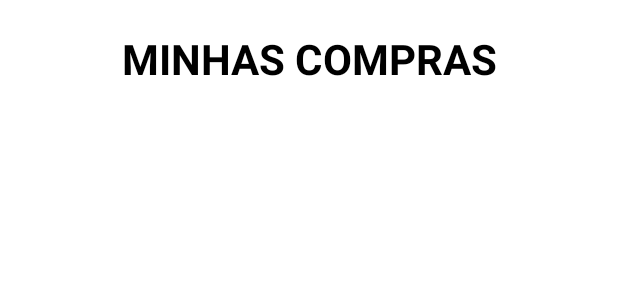
After one commit to lucasnichals/churraspetV4, an Android app: the layout activity_compras.xml on its own in the app's theme, with its tools: preview values and no code run, on a phone screen of 412 x 824 dp. The commit adds this screen. Shown: the top 300 px of the screen. Run offline under Robolectric (Android 15) with nearby library versions, the phone set to English and light mode, and no system bars.

Commit message:
Added ComprasActivity for show all records in one listview, from my database

```diff
--- a/app/src/main/AndroidManifest.xml
+++ b/app/src/main/AndroidManifest.xml
@@ -11,6 +11,9 @@
         android:supportsRtl="true"
         android:theme="@style/Theme.ChurraspetV3"
         tools:targetApi="31">
+        <activity
+            android:name=".ComprasActivity"
+            android:exported="false" />
         <activity
             android:name=".MenuActivity"
             android:exported="false" />
--- a/app/src/main/java/c/churraspetv3/UserActivity.java
+++ b/app/src/main/java/c/churraspetv3/UserActivity.java
@@ -19,11 +19,11 @@ public class UserActivity extends AppCompatActivity {
         setContentView(R.layout.activity_user);
         getSupportActionBar().hide();
         Button btn_minhas_compras = findViewById(R.id.btn_compras);
-        ListView listViewCompras = findViewById(R.id.lv_compras);
         btn_minhas_compras.setOnClickListener(new View.OnClickListener() {
             @Override
             public void onClick(View v) {
-
+                Intent intent = new Intent(UserActivity.this, ComprasActivity.class);
+                startActivity(intent);
             }
         });
     }
--- /dev/null
+++ b/app/src/main/res/layout/activity_compras.xml
@@ -0,0 +1,33 @@
+<?xml version="1.0" encoding="utf-8"?>
+<androidx.constraintlayout.widget.ConstraintLayout xmlns:android="http://schemas.android.com/apk/res/android"
+    xmlns:app="http://schemas.android.com/apk/res-auto"
+    xmlns:tools="http://schemas.android.com/tools"
+    android:layout_width="match_parent"
+    android:layout_height="match_parent"
+    tools:context=".ComprasActivity">
+
+    <TextView
+        android:id="@+id/tv_compras_tittle"
+        android:layout_width="match_parent"
+        android:layout_height="wrap_content"
+        android:text="MINHAS COMPRAS"
+        android:textSize="28sp"
+        android:gravity="center"
+        android:textColor="@color/black"
+        android:textStyle="bold"
+        app:layout_constraintStart_toStartOf="parent"
+        app:layout_constraintEnd_toEndOf="parent"
+        app:layout_constraintTop_toTopOf="parent"
+        android:layout_margin="20dp" />
+
+    <ListView
+        android:id="@+id/lv_compras"
+        android:layout_width="wrap_content"
+        android:layout_height="wrap_content"
+        app:layout_constraintTop_toBottomOf="@id/tv_compras_tittle"
+        android:layout_marginTop="20dp"
+        app:layout_constraintStart_toStartOf="parent"
+        app:layout_constraintEnd_toEndOf="parent"/>
+
+
+</androidx.constraintlayout.widget.ConstraintLayout>
```
Also changed, not shown: app/src/main/java/c/churraspetv3/AcessoBD.java (+19 -0 lines), app/src/main/java/c/churraspetv3/ComprasActivity.java (added, +24 -0 lines), app/src/main/res/layout/activity_user.xml (+0 -9 lines).
